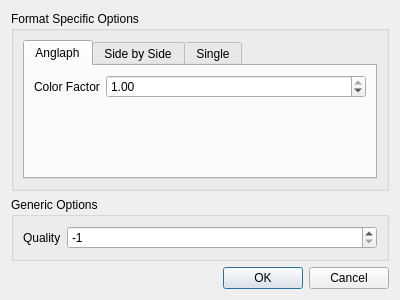
The window that forms/exportdialog.ui (chipgw/depthview) describes before a commit, drawn with Qt 5.
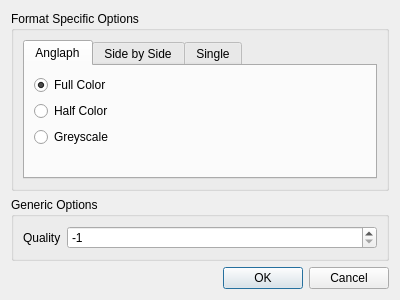
The same window after the commit.

Commit message: update export dialog to work with the split drawAnglaph() functions.

Diff of the .ui file:
```diff
--- a/forms/exportdialog.ui
+++ b/forms/exportdialog.ui
@@ -44,25 +44,26 @@
            <enum>QFormLayout::AllNonFixedFieldsGrow</enum>
           </property>
           <item row="0" column="0">
-           <widget class="QLabel" name="labelColorFactor">
-            <property name="toolTip">
-             <string>1 takes the image and multiplies it by the eye color, 0 converts it to greyscale first.</string>
-            </property>
+           <widget class="QRadioButton" name="radioButtonFullColor">
             <property name="text">
-             <string>Color Factor</string>
+             <string>Full Color</string>
             </property>
+            <property name="checked">
+             <bool>true</bool>
+            </property>
            </widget>
           </item>
-          <item row="0" column="1">
-           <widget class="QDoubleSpinBox" name="doubleSpinBox">
-            <property name="maximum">
-             <double>1.000000000000000</double>
+          <item row="1" column="0">
+           <widget class="QRadioButton" name="radioButtonHalfColor">
+            <property name="text">
+             <string>Half Color</string>
             </property>
-            <property name="singleStep">
-             <double>0.100000000000000</double>
-            </property>
-            <property name="value">
-             <double>1.000000000000000</double>
+           </widget>
+          </item>
+          <item row="2" column="0">
+           <widget class="QRadioButton" name="radioButtonGreyscale">
+            <property name="text">
+             <string>Greyscale</string>
             </property>
            </widget>
           </item>
```
The commit also changes 3 other files.
